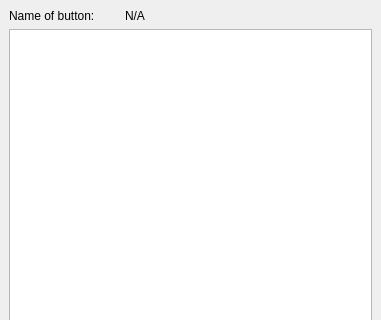
The window that designer/ui_helpGui.ui (neutrons/addie) describes before a commit, drawn with Qt 5; both pictures show x 0 to 381 and y 0 to 320 of the 381 by 560 pixel window.
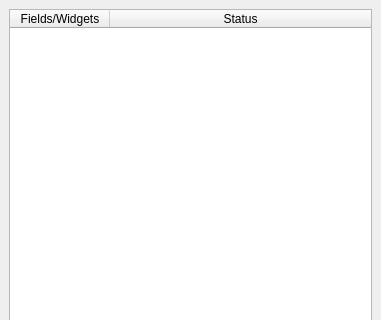
The same window after the commit.

Commit message: More work on button enable status info

```diff
--- a/designer/ui_helpGui.ui
+++ b/designer/ui_helpGui.ui
@@ -16,37 +16,30 @@
   <widget class="QWidget" name="centralwidget">
    <layout class="QVBoxLayout" name="verticalLayout">
     <item>
-     <layout class="QHBoxLayout" name="horizontalLayout">
-      <item>
-       <widget class="QLabel" name="label">
-        <property name="minimumSize">
-         <size>
-          <width>110</width>
-          <height>0</height>
-         </size>
-        </property>
-        <property name="maximumSize">
-         <size>
-          <width>110</width>
-          <height>16777215</height>
-         </size>
-        </property>
-        <property name="text">
-         <string>Name of button:</string>
-        </property>
-       </widget>
-      </item>
-      <item>
-       <widget class="QLabel" name="button_name">
-        <property name="text">
-         <string>N/A</string>
-        </property>
-       </widget>
-      </item>
-     </layout>
-    </item>
-    <item>
-     <widget class="QTableWidget" name="tableWidget"/>
+     <widget class="QTableWidget" name="table_status">
+      <property name="editTriggers">
+       <set>QAbstractItemView::AnyKeyPressed|QAbstractItemView::DoubleClicked</set>
+      </property>
+      <property name="alternatingRowColors">
+       <bool>true</bool>
+      </property>
+      <property name="selectionMode">
+       <enum>QAbstractItemView::NoSelection</enum>
+      </property>
+      <attribute name="horizontalHeaderStretchLastSection">
+       <bool>true</bool>
+      </attribute>
+      <column>
+       <property name="text">
+        <string>Fields/Widgets</string>
+       </property>
+      </column>
+      <column>
+       <property name="text">
+        <string>Status</string>
+       </property>
+      </column>
+     </widget>
     </item>
     <item>
      <layout class="QHBoxLayout" name="horizontalLayout_2">
```
Left out of the diff: 22 changed lines with no effect on the pictures. The commit also changes 7 other files.
